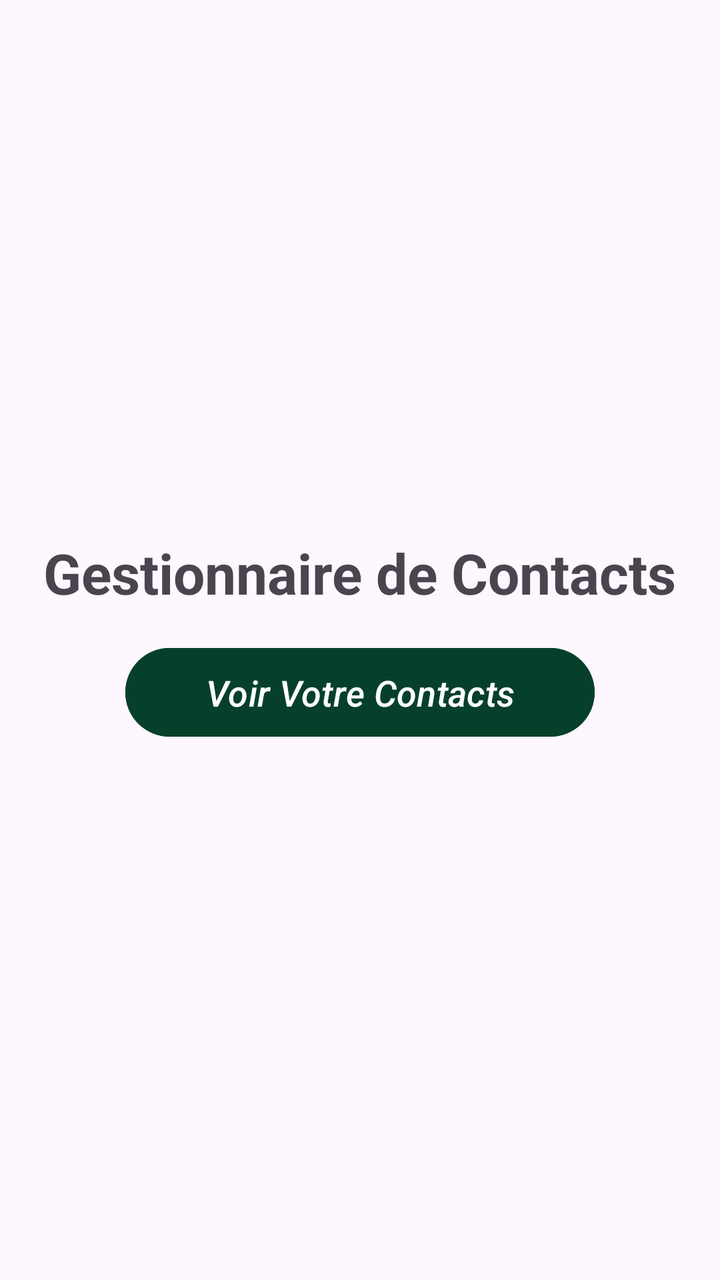
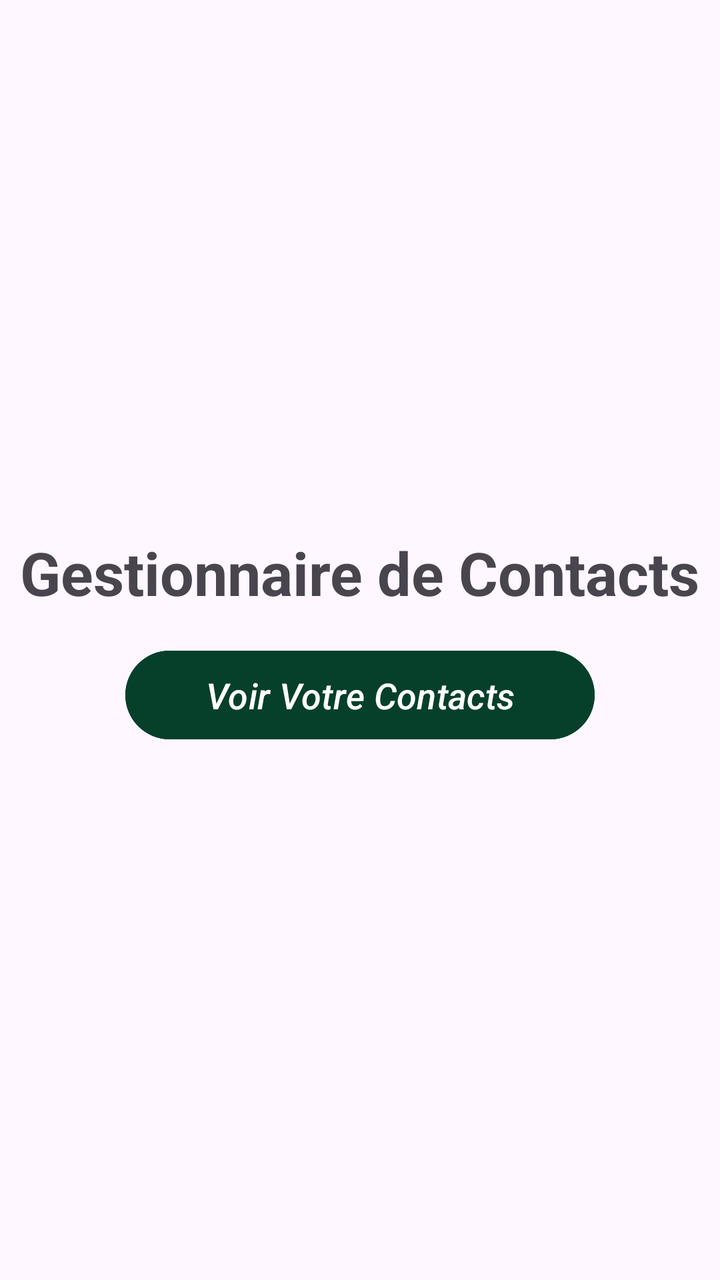

An Android layout rendered at two revisions. The XML below is the earlier revision; the diff shows what the commit changed to produce the second picture.
<!-- AndroidManifest.xml: application theme Theme.ContactsManager -->
<!-- res/layout/activity_main.xml -->
<?xml version="1.0" encoding="utf-8"?>
<LinearLayout xmlns:android="http://schemas.android.com/apk/res/android"
    xmlns:app="http://schemas.android.com/apk/res-auto"
    xmlns:tools="http://schemas.android.com/tools"
    android:id="@+id/main"
    android:layout_width="match_parent"
    android:layout_height="match_parent"
    android:gravity="center"
    android:orientation="vertical"
    tools:context=".MainActivity">

    <TextView
        android:id="@+id/titre"
        android:layout_width="wrap_content"
        android:layout_height="wrap_content"
        android:layout_marginBottom="15dp"
        android:text="@string/app_name"
        android:textSize="28sp"
        android:textStyle="bold" />

    <Button
        android:id="@+id/btnVoirContacts"
        android:layout_width="wrap_content"
        android:layout_height="wrap_content"
        android:text="Voir Votre Contacts"
        android:textSize="18sp"
        android:paddingVertical="10dp"
        android:paddingHorizontal="40dp"
        android:backgroundTint="#06402b"
        android:textStyle="italic" />

</LinearLayout>
<!-- resources referenced by this layout -->
<resources>
  <string name="app_name">Gestionnaire de Contacts</string>
  <style name="Theme.ContactsManager" parent="Theme.Material3.DayNight.NoActionBar">
          
      </style>
</resources>

<!-- the commit's change to res/layout/activity_main.xml (unified diff, before → after) -->
@@ -15,7 +15,7 @@
         android:layout_height="wrap_content"
         android:layout_marginBottom="15dp"
         android:text="@string/app_name"
-        android:textSize="28sp"
+        android:textSize="30sp"
         android:textStyle="bold" />
 
     <Button
